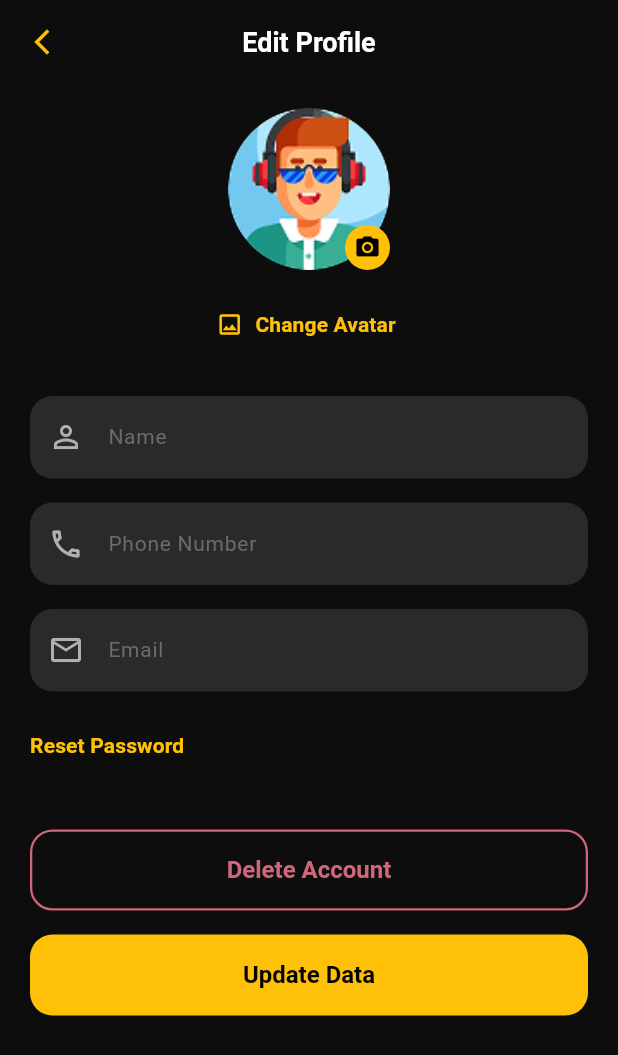
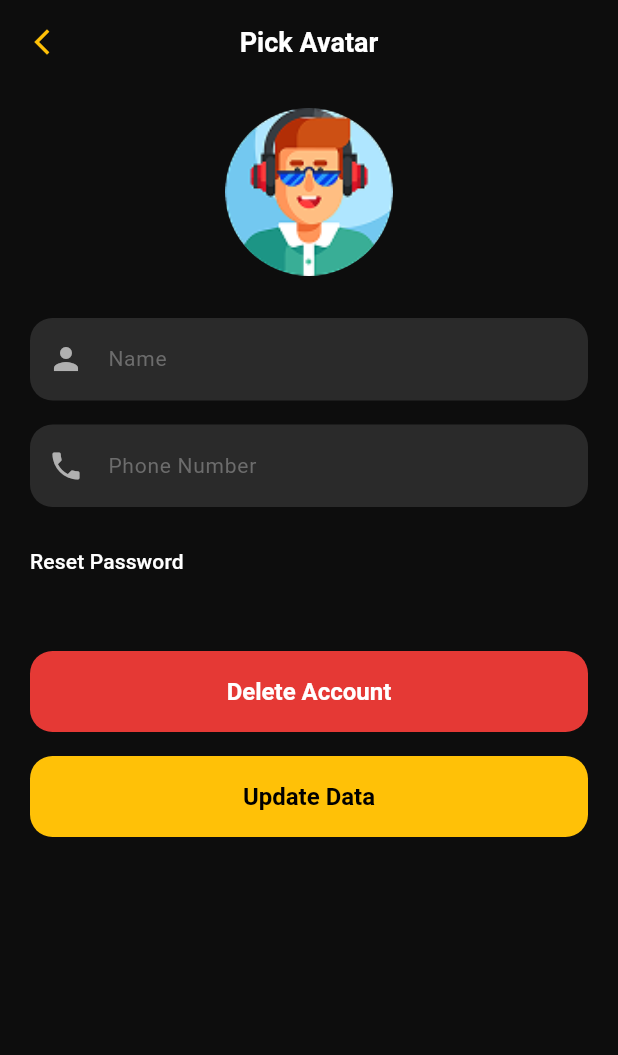
Before and after one commit to Rawda11-Mohamed/Movies_App, a Flutter app: the ProfileScreen screen opened by its route, after a tap on "Edit Profile", on a phone screen of 412 x 824 dp. Shown: the top 1055 px of the screen. Run offline on Flutter 3.47's test engine with Material 3 defaults, Android fonts, the phone set to English and light mode, and no system bars; our stand-ins replace dartz, equatable, firebase_auth, firebase_core, flutter_bloc, go_router and 4 more; accounts and stored records are empty.

Commit message:
style(profile): match exact Figma mockups for Profile and Edit Profile screens

```diff
--- a/lib/features/profile/presentation/screens/edit_profile_screen.dart
+++ b/lib/features/profile/presentation/screens/edit_profile_screen.dart
@@ -31,6 +31,12 @@ class _EditProfileScreenState extends State<EditProfileScreen> {
 
   String _selectedAvatarKey = 'avatar_1';
   String? _customImagePath;
+
+  final List<String> _presetAvatars = [
+    AppAssets.avatar1,
+    AppAssets.avatar2,
+    AppAssets.avatar3,
+  ];
 
   @override
   void initState() {
@@ -78,7 +84,7 @@ class _EditProfileScreenState extends State<EditProfileScreen> {
     if (key.startsWith('http')) {
       return NetworkImage(key);
     }
-    if (key.startsWith('/') || key.contains(':\\')) {
+    if (key.startsWith('/') || key.contains(r':\')) {
       final file = File(key);
       if (file.existsSync()) {
         return FileImage(file);
@@ -122,37 +128,87 @@ class _EditProfileScreenState extends State<EditProfileScreen> {
   void _onAvatarPickerModal() {
     showModalBottomSheet(
       context: context,
-      backgroundColor: AppColors.surface,
+      backgroundColor: const Color(0xFF212121),
       shape: const RoundedRectangleBorder(
-        borderRadius: BorderRadius.vertical(top: Radius.circular(20)),
+        borderRadius: BorderRadius.vertical(top: Radius.circular(24)),
       ),
-      builder: (bottomSheetContext) => SafeArea(
+      builder: (bottomSheetContext) => StatefulBuilder(
+        builder: (context, setModalState) => SafeArea(
           child: Padding(
-          padding: const EdgeInsets.symmetric(horizontal: 20, vertical: 24),
+            padding: const EdgeInsets.symmetric(horizontal: 24, vertical: 24),
             child: Column(
               mainAxisSize: MainAxisSize.min,
-            crossAxisAlignment: CrossAxisAlignment.start,
+              crossAxisAlignment: CrossAxisAlignment.center,
               children: [
+                Container(
+                  width: 40,
+                  height: 4,
+                  margin: const EdgeInsets.only(bottom: 20),
+                  decoration: BoxDecoration(
+                    color: AppColors.divider,
+                    borderRadius: BorderRadius.circular(2),
+                  ),
+                ),
                 const Text(
-                'Choose Avatar',
+                  'Pick Avatar',
                   style: TextStyle(
                     color: AppColors.textPrimary,
                     fontSize: 18,
                     fontWeight: FontWeight.bold,
                   ),
                 ),
-              const SizedBox(height: 16),
-              Row(
-                mainAxisAlignment: MainAxisAlignment.spaceAround,
-                children: [
-                  _buildPresetOption('avatar_1', AppAssets.avatar1, bottomSheetContext),
-                  _buildPresetOption('avatar_2', AppAssets.avatar2, bottomSheetContext),
-                  _buildPresetOption('avatar_3', AppAssets.avatar3, bottomSheetContext),
-                ],
+                const SizedBox(height: 20),
+                // 3x3 Grid of Avatars
+                Container(
+                  padding: const EdgeInsets.all(16),
+                  decoration: BoxDecoration(
+                    color: const Color(0xFF282828),
+                    borderRadius: BorderRadius.circular(18),
                   ),
-              const SizedBox(height: 20),
+                  child: GridView.builder(
+                    shrinkWrap: true,
+                    physics: const NeverScrollableScrollPhysics(),
+                    itemCount: 9,
+                    gridDelegate: const SliverGridDelegateWithFixedCrossAxisCount(
+                      crossAxisCount: 3,
+                      crossAxisSpacing: 14,
+                      mainAxisSpacing: 14,
+                      childAspectRatio: 1.0,
+                    ),
+                    itemBuilder: (context, index) {
+                      final assetIndex = index % _presetAvatars.length;
+                      final assetPath = _presetAvatars[assetIndex];
+                      final key = 'avatar_${assetIndex + 1}';
+                      final isSelected = _selectedAvatarKey == key && _customImagePath == null;
+
+                      return GestureDetector(
+                        onTap: () {
+                          setState(() {
+                            _selectedAvatarKey = key;
+                            _customImagePath = null;
+                          });
+                          Navigator.of(bottomSheetContext).pop();
+                        },
+                        child: Container(
+                          decoration: BoxDecoration(
+                            shape: BoxShape.circle,
+                            border: Border.all(
+                              color: isSelected ? AppColors.primary : Colors.transparent,
+                              width: 3,
+                            ),
+                          ),
+                          child: CircleAvatar(
+                            backgroundColor: AppColors.surfaceVariant,
+                            backgroundImage: AssetImage(assetPath),
+                          ),
+                        ),
+                      );
+                    },
+                  ),
+                ),
+                const SizedBox(height: 18),
                 CustomOutlinedButton(
-                title: 'Upload From Gallery',
+                  title: 'Upload Custom Photo',
                   icon: const Icon(Icons.photo_library_outlined, color: AppColors.primary),
                   onPressed: () {
                     Navigator.of(bottomSheetContext).pop();
@@ -162,33 +218,6 @@ class _EditProfileScreenState extends State<EditProfileScreen> {
               ],
             ),
           ),
-      ),
-    );
-  }
-
-  Widget _buildPresetOption(String key, String assetPath, BuildContext ctx) {
-    final isSelected = _selectedAvatarKey == key && _customImagePath == null;
-    return GestureDetector(
-      onTap: () {
-        setState(() {
-          _selectedAvatarKey = key;
-          _customImagePath = null;
-        });
-        Navigator.of(ctx).pop();
-      },
-      child: Container(
-        padding: const EdgeInsets.all(4),
-        decoration: BoxDecoration(
-          shape: BoxShape.circle,
-          border: Border.all(
-            color: isSelected ? AppColors.primary : Colors.transparent,
-            width: 3,
-          ),
-        ),
-        child: CircleAvatar(
-          radius: 34,
-          backgroundColor: AppColors.surfaceVariant,
-          backgroundImage: AssetImage(assetPath),
         ),
       ),
     );
@@ -209,7 +238,7 @@ class _EditProfileScreenState extends State<EditProfileScreen> {
           ),
         );
 
-    // 2. Update Auth display name if changed
+    // 2. Update Auth display name
     context.read<AuthBloc>().add(
           UpdateProfileRequested(displayName: name),
         );
@@ -272,7 +301,7 @@ class _EditProfileScreenState extends State<EditProfileScreen> {
     return Scaffold(
       backgroundColor: AppColors.background,
       appBar: const CustomAppBar(
-        title: AppStrings.editProfile,
+        title: 'Pick Avatar',
         showBackButton: true,
       ),
       body: BlocConsumer<ProfileBloc, ProfileState>(
@@ -305,53 +334,24 @@ class _EditProfileScreenState extends State<EditProfileScreen> {
                 child: Column(
                   crossAxisAlignment: CrossAxisAlignment.center,
                   children: [
-                    // Main Avatar with edit badge
+                    // Main Avatar
                     Center(
                       child: GestureDetector(
                         onTap: _onAvatarPickerModal,
-                        child: Stack(
-                          children: [
-                            CircleAvatar(
-                              radius: 54,
+                        child: CircleAvatar(
+                          radius: 56,
                           backgroundColor: AppColors.surfaceVariant,
                           backgroundImage: _resolveAvatarImage(_selectedAvatarKey),
                         ),
-                            Positioned(
-                              bottom: 0,
-                              right: 0,
-                              child: Container(
-                                padding: const EdgeInsets.all(6),
-                                decoration: const BoxDecoration(
-                                  color: AppColors.primary,
-                                  shape: BoxShape.circle,
-                                ),
-                                child: const Icon(
-                                  Icons.camera_alt,
-                                  color: Colors.black,
-                                  size: 18,
                       ),
                     ),
-                            ),
-                          ],
-                        ),
-                      ),
-                    ),
-                    const SizedBox(height: 12),
-                    TextButton.icon(
-                      onPressed: _onAvatarPickerModal,
-                      icon: const Icon(Icons.image_outlined, color: AppColors.primary, size: 18),
-                      label: const Text(
-                        'Change Avatar',
-                        style: TextStyle(color: AppColors.primary, fontWeight: FontWeight.w600),
-                      ),
-                    ),
-                    const SizedBox(height: 24),
+                    const SizedBox(height: 28),
 
                     // Name Field
                     CustomTextField(
                       controller: _nameController,
                       hintText: AppStrings.name,
-                      prefixIcon: const Icon(Icons.person_outline, color: AppColors.iconColor),
+                      prefixIcon: const Icon(Icons.person, color: AppColors.iconColor),
                       validator: Validators.validateName,
                       textInputAction: TextInputAction.next,
                     ),
@@ -361,20 +361,10 @@ class _EditProfileScreenState extends State<EditProfileScreen> {
                     CustomTextField(
                       controller: _phoneController,
                       hintText: AppStrings.phoneNumber,
-                      prefixIcon: const Icon(Icons.phone_outlined, color: AppColors.iconColor),
+                      prefixIcon: const Icon(Icons.phone, color: AppColors.iconColor),
                       keyboardType: TextInputType.phone,
                       validator: Validators.validatePhone,
                       textInputAction: TextInputAction.next,
-                    ),
-                    const SizedBox(height: 16),
-
-                    // Email Field (Read-only)
-                    CustomTextField(
-                      controller: _emailController,
-                      hintText: AppStrings.email,
-                      prefixIcon: const Icon(Icons.email_outlined, color: AppColors.iconColor),
-                      readOnly: true,
-                      enabled: false,
                     ),
                     const SizedBox(height: 12),
 
@@ -387,20 +377,20 @@ class _EditProfileScreenState extends State<EditProfileScreen> {
                         child: const Text(
                           AppStrings.resetPassword,
                           style: TextStyle(
-                            color: AppColors.primary,
+                            color: AppColors.textPrimary,
                             fontSize: 14,
-                            fontWeight: FontWeight.w600,
+                            fontWeight: FontWeight.w500,
                           ),
                         ),
                       ),
                     ),
-                    const SizedBox(height: 32),
+                    const SizedBox(height: 36),
 
-                    // Delete Account Button (Red outlined)
-                    CustomOutlinedButton(
+                    // Delete Account Button (Red filled/outlined)
+                    CustomElevatedButton(
                       title: AppStrings.deleteAccount,
-                      borderColor: AppColors.error,
-                      textColor: AppColors.error,
+                      backgroundColor: const Color(0xFFE53935),
+                      textColor: Colors.white,
                       onPressed: _confirmDeleteAccount,
                     ),
                     const SizedBox(height: 16),
--- a/lib/features/profile/presentation/screens/profile_screen.dart
+++ b/lib/features/profile/presentation/screens/profile_screen.dart
@@ -46,7 +46,7 @@ class _ProfileScreenState extends State<ProfileScreen> {
     if (avatarKey.startsWith('http')) {
       return NetworkImage(avatarKey);
     }
-    if (avatarKey.startsWith('/') || avatarKey.contains(':\\')) {
+    if (avatarKey.startsWith('/') || avatarKey.contains(r':\')) {
       final file = File(avatarKey);
       if (file.existsSync()) {
         return FileImage(file);
@@ -108,15 +108,17 @@ class _ProfileScreenState extends State<ProfileScreen> {
               );
             }
 
-            return Column(
+            return SingleChildScrollView(
+              child: Column(
                 children: [
-                const SizedBox(height: 16),
-                _buildHeader(profile),
-                const SizedBox(height: 20),
+                  const SizedBox(height: 24),
+                  _buildProfileHeader(profile),
+                  const SizedBox(height: 24),
                   _buildActionButtons(context),
                   const SizedBox(height: 20),
-                Expanded(child: _buildTabsSection(profile)),
+                  _buildTabSection(profile),
                 ],
+              ),
             );
           },
         ),
@@ -124,56 +126,48 @@ class _ProfileScreenState extends State<ProfileScreen> {
     );
   }
 
-  Widget _buildHeader(ProfileEntity profile) {
-    return Padding(
-      padding: const EdgeInsets.symmetric(horizontal: 20),
-      child: Row(
+  Widget _buildProfileHeader(ProfileEntity profile) {
+    return Column(
       children: [
         CircleAvatar(
-            radius: 46,
+          radius: 54,
           backgroundColor: AppColors.surfaceVariant,
           backgroundImage: _resolveAvatar(profile.avatarKey),
         ),
-          const SizedBox(width: 16),
-          Expanded(
-            child: Column(
-              crossAxisAlignment: CrossAxisAlignment.start,
-              children: [
+        const SizedBox(height: 14),
         Text(
-                  profile.displayName.isNotEmpty
-                      ? profile.displayName
-                      : 'Movie Fan',
+          profile.displayName.isNotEmpty ? profile.displayName : 'John Safwat',
           style: const TextStyle(
             color: AppColors.textPrimary,
-                    fontSize: 18,
+            fontSize: 20,
             fontWeight: FontWeight.bold,
           ),
-                  maxLines: 1,
-                  overflow: TextEmitter.ellipsis,
         ),
         const SizedBox(height: 4),
         Text(
           profile.email,
           style: const TextStyle(
             color: AppColors.textSecondary,
-                    fontSize: 13,
+            fontSize: 14,
           ),
-                  maxLines: 1,
-                  overflow: TextEmitter.ellipsis,
         ),
-                const SizedBox(height: 12),
-                Row(
+        const SizedBox(height: 20),
+        Padding(
+          padding: const EdgeInsets.symmetric(horizontal: 50),
+          child: Row(
+            mainAxisAlignment: MainAxisAlignment.spaceEvenly,
             children: [
               _buildStatItem('${profile.wishlistCount}', AppStrings.wishList),
-                    const SizedBox(width: 24),
+              Container(
+                height: 36,
+                width: 1,
+                color: AppColors.divider,
+              ),
               _buildStatItem('${profile.historyCount}', AppStrings.history),
-                  ],
-                ),
             ],
           ),
         ),
       ],
-      ),
     );
   }
 
@@ -185,16 +179,16 @@ class _ProfileScreenState extends State<ProfileScreen> {
           count,
           style: const TextStyle(
             color: AppColors.textPrimary,
-            fontSize: 20,
+            fontSize: 22,
             fontWeight: FontWeight.bold,
           ),
         ),
-        const SizedBox(height: 2),
+        const SizedBox(height: 4),
         Text(
           label,
           style: const TextStyle(
             color: AppColors.textSecondary,
-            fontSize: 13,
+            fontSize: 14,
             fontWeight: FontWeight.w500,
           ),
         ),
@@ -204,23 +198,23 @@ class _ProfileScreenState extends State<ProfileScreen> {
 
   Widget _buildActionButtons(BuildContext context) {
     return Padding(
-      padding: const EdgeInsets.symmetric(horizontal: 20),
+      padding: const EdgeInsets.symmetric(horizontal: 24),
       child: Row(
         children: [
           Expanded(
-            flex: 2,
+            flex: 3,
             child: CustomElevatedButton(
               title: AppStrings.editProfile,
-              height: 46,
+              height: 48,
               onPressed: () => context.push(AppRoutes.editProfile),
             ),
           ),
           const SizedBox(width: 12),
           Expanded(
-            flex: 1,
+            flex: 2,
             child: CustomOutlinedButton(
-              title: AppStrings.logout,
-              height: 46,
+              title: 'Exit',
+              height: 48,
               borderColor: AppColors.error,
               textColor: AppColors.error,
               icon: const Icon(Icons.exit_to_app, color: AppColors.error, size: 20),
@@ -263,12 +257,16 @@ class _ProfileScreenState extends State<ProfileScreen> {
     );
   }
 
-  Widget _buildTabsSection(ProfileEntity profile) {
+  Widget _buildTabSection(ProfileEntity profile) {
     return DefaultTabController(
       length: 2,
       child: Column(
         children: [
-          const TabBar(
+          Container(
+            decoration: const BoxDecoration(
+              border: Border(bottom: BorderSide(color: AppColors.divider, width: 1)),
+            ),
+            child: const TabBar(
               indicatorColor: AppColors.primary,
               indicatorWeight: 3,
               indicatorSize: TabBarIndicatorSize.tab,
@@ -280,23 +278,23 @@ class _ProfileScreenState extends State<ProfileScreen> {
                   text: AppStrings.wishList,
                 ),
                 Tab(
-                icon: Icon(Icons.history),
+                  icon: Icon(Icons.folder_open_outlined),
                   text: AppStrings.history,
                 ),
               ],
             ),
-          Expanded(
+          ),
+          SizedBox(
+            height: 320,
             child: TabBarView(
               children: [
                 _buildEmptyTabState(
-                  icon: Icons.bookmark_border_rounded,
-                  title: 'No Movies in Wish List',
-                  subtitle: 'Explore movies and add your favorites to watch later',
+                  icon: Icons.movie_outlined,
+                  message: 'No Movies in Wish List',
                 ),
                 _buildEmptyTabState(
-                  icon: Icons.history_toggle_off_rounded,
-                  title: 'No Watch History',
-                  subtitle: 'Movies you have watched will appear here',
+                  icon: Icons.folder_open_outlined,
+                  message: 'No Watch History Yet',
                 ),
               ],
             ),
@@ -308,40 +306,24 @@ class _ProfileScreenState extends State<ProfileScreen> {
 
   Widget _buildEmptyTabState({
     required IconData icon,
-    required String title,
-    required String subtitle,
+    required String message,
   }) {
     return Center(
-      child: Padding(
-        padding: const EdgeInsets.all(32),
       child: Column(
         mainAxisSize: MainAxisSize.min,
         children: [
-            Icon(icon, size: 70, color: AppColors.textHint),
+          Icon(icon, size: 75, color: AppColors.primary.withValues(alpha: 0.8)),
           const SizedBox(height: 16),
           Text(
-              title,
-              style: const TextStyle(
-                color: AppColors.textPrimary,
-                fontSize: 16,
-                fontWeight: FontWeight.bold,
-              ),
-            ),
-            const SizedBox(height: 8),
-            Text(
-              subtitle,
-              textAlign: TextAlign.center,
+            message,
             style: const TextStyle(
               color: AppColors.textSecondary,
-                fontSize: 13,
+              fontSize: 15,
+              fontWeight: FontWeight.w500,
             ),
           ),
         ],
       ),
-      ),
     );
   }
 }
-
-// Helper typedef for text overflow
-typedef TextEmitter = TextOverflow;
```
Lines whose indentation alone changed are shown as unchanged.
